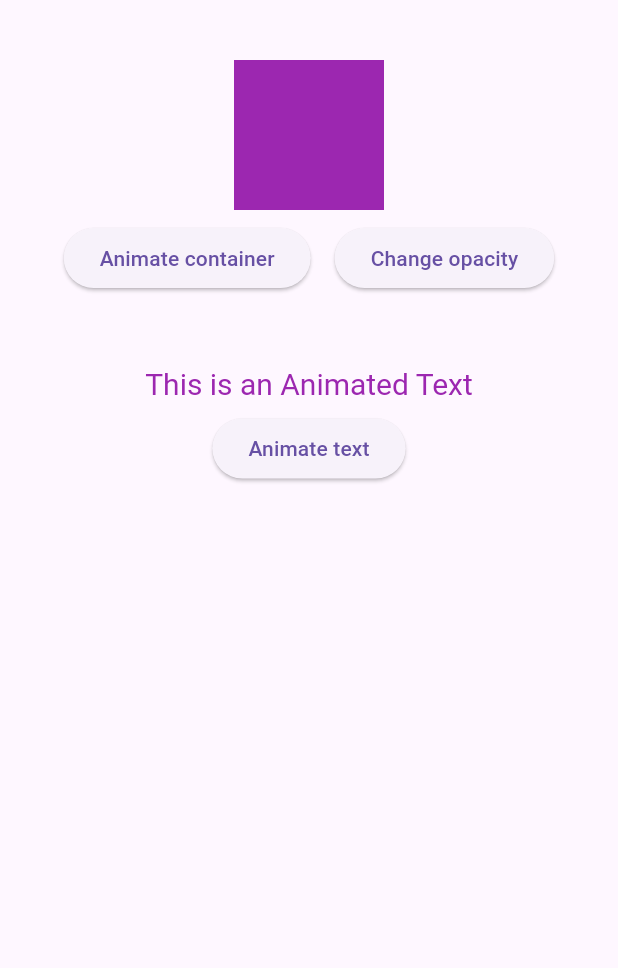
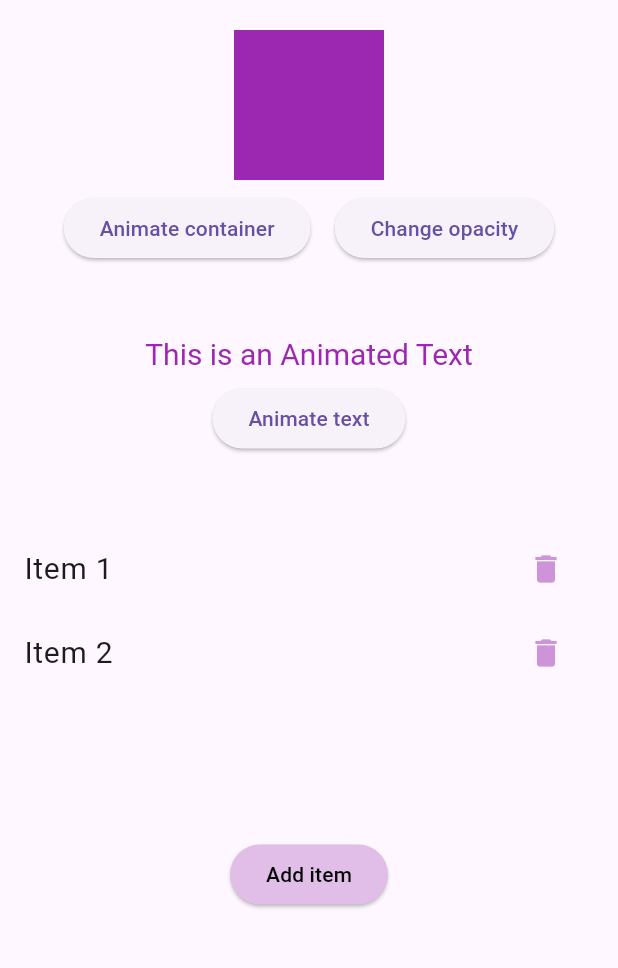
Before and after one commit to Nardo2002/linkdev-flutter-animation1, a Flutter app: the screen it shows after launch, on a phone screen of 412 x 824 dp, the part 84-1052 px from its top. Run offline on Flutter 3.47's test engine with Material 3 defaults, Android fonts, the phone set to English and light mode, and no system bars.

Commit message:
added the animated list

```diff
--- a/lib/animated_container.dart
+++ b/lib/animated_container.dart
@@ -34,9 +34,8 @@ class AnimatedContainerWidgetState extends State<AnimatedContainerWidget> {
   @override
   Widget build(BuildContext context) {
     return Padding(
-      padding: const EdgeInsets.symmetric(vertical:40.0),
+      padding: const EdgeInsets.symmetric(vertical:20.0),
       child: Column(
-        // mainAxisAlignment: MainAxisAlignment.center,
         children: [
           AnimatedOpacity(
             opacity: _opacity,
--- /dev/null
+++ b/lib/animated_list.dart
@@ -0,0 +1,82 @@
+import 'package:flutter/material.dart';
+
+class AnimatedListItems extends StatefulWidget {
+  const AnimatedListItems({super.key});
+
+  @override
+  AnimatedListItemsState createState() => AnimatedListItemsState();
+}
+
+class AnimatedListItemsState extends State<AnimatedListItems> {
+  final GlobalKey<AnimatedListState> _listKey = GlobalKey<AnimatedListState>();
+  final List<int> _items = [1,2];
+  int _counter = 3;
+
+  void _addItem() {
+    _items.insert(_items.length, _counter++);
+    _listKey.currentState!.insertItem(_items.length-1);
+  }
+
+  void _removeItem(int index) {
+    final int removedItem = _items.removeAt(index);
+    _listKey.currentState!.removeItem(
+      index,
+      (context, animation) {
+        return SizeTransition(
+          sizeFactor: animation,
+          child: ListTile(
+            title: Text(
+              'Item $removedItem',
+              style: const TextStyle(fontSize: 20),
+            ),
+          ),
+        );
+      },
+    );
+  }
+
+  @override
+  Widget build(BuildContext context) {
+    return Padding(
+      padding: const EdgeInsets.symmetric(vertical:20.0),
+      child: Column(
+        children: [
+          SizedBox(
+            height: 200,
+            child: AnimatedList(
+              key: _listKey,
+              initialItemCount: _items.length,
+              itemBuilder: (context, index, animation) {
+                return SizeTransition(
+                  sizeFactor: animation,
+                  child: ListTile(
+                    title: Text(
+                      'Item ${_items[index]}',
+                      style: const TextStyle(fontSize: 20),
+                    ),
+                    trailing: IconButton(
+                      icon: Icon(Icons.delete, color: Colors.purple[200]),
+                      onPressed: () => _removeItem(index),
+                    ),
+                  ),
+                );
+              },
+            ),
+          ),
+          Padding(
+            padding: const EdgeInsets.all(8.0),
+            child: ElevatedButton(
+              onPressed: () {
+                _addItem();
+              },
+              style: ElevatedButton.styleFrom(
+               backgroundColor: Colors.purple[100],
+              ),
+              child: const Text('Add item', style: TextStyle(color: Colors.black),),
+            ),
+          ),
+        ],
+      ),
+    );
+  }
+}
--- a/lib/animated_text.dart
+++ b/lib/animated_text.dart
@@ -12,8 +12,9 @@ class AnimatedTextState extends State<AnimatedText> {
 
   @override
   Widget build(BuildContext context) {
-    return Column(
-      mainAxisAlignment: MainAxisAlignment.center,
+    return Padding(
+      padding: const EdgeInsets.symmetric(vertical:20.0),
+      child: Column(
         children: [
           AnimatedDefaultTextStyle(
             style: _isChanged
@@ -42,6 +43,7 @@ class AnimatedTextState extends State<AnimatedText> {
             ),
           ),
         ],
+      ),
     );
   }
 }
--- a/lib/main.dart
+++ b/lib/main.dart
@@ -1,6 +1,7 @@
 import 'package:flutter/material.dart';
 import 'animated_container.dart';
 import 'animated_text.dart';
+import 'animated_list.dart';
 
 void main() {
   runApp(const MainApp());
@@ -18,14 +19,16 @@ class MainApp extends StatelessWidget {
           centerTitle: true,
           backgroundColor: Colors.deepPurple[100],
         ),
-        body: const SingleChildScrollView(
-          child: Column(
+        body:
+       const SingleChildScrollView(
+         child: Column(
             children: [
               AnimatedContainerWidget(),
               AnimatedText(),
-            ],
+              AnimatedListItems(),
+              ],
           ),
-        ),
+       ),
       ),
     );
   }
```
Lines whose indentation alone changed are shown as unchanged.
